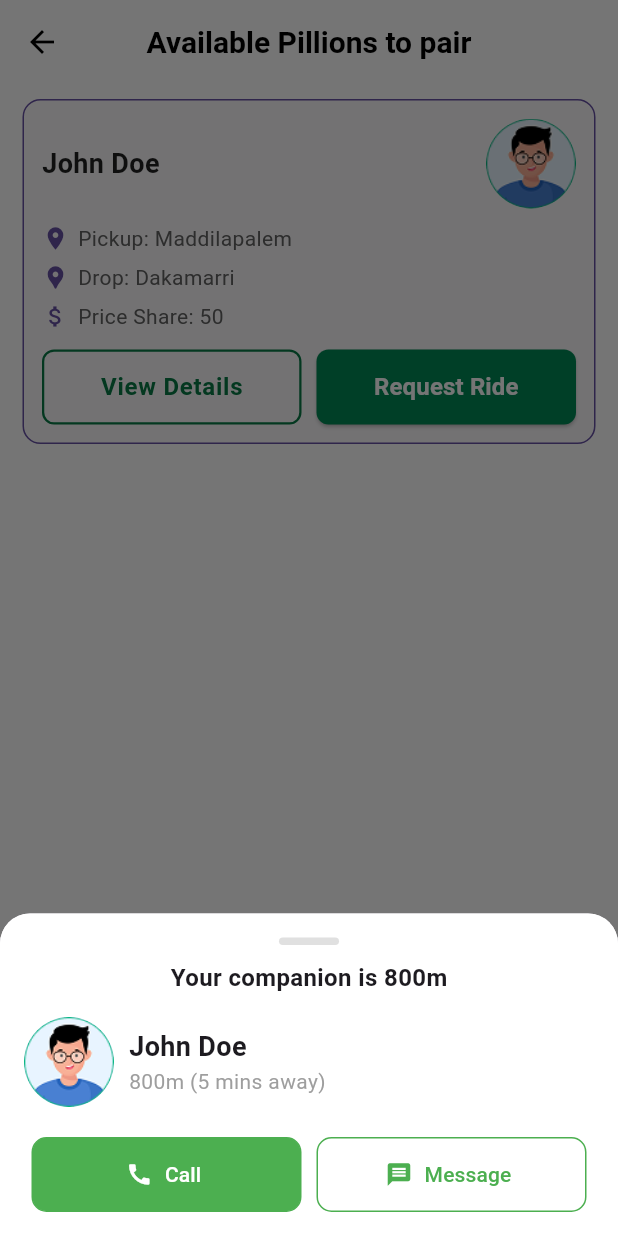
After one commit to SreeCharan153/PillionPal, a Flutter app: the PillionListPage screen opened directly, after a tap on "Request Ride", on a phone screen of 412 x 824 dp. The commit adds this screen. Run offline on Flutter 3.47's test engine with Material 3 defaults, Android fonts, the phone set to English and light mode, and no system bars; our stand-ins replace firebase_core, flutter_map, font_awesome_flutter, geolocator, get, image_picker and 2 more; missing offline and left inert: hexagon; accounts and stored records are empty.

Commit message:
added pillion card and stuff

```diff
--- /dev/null
+++ b/lib/Screens/pillion_list_page.dart
@@ -0,0 +1,80 @@
+import 'package:flutter/material.dart';
+import 'pillion_details_page.dart';
+import '../widgets/pillion_card.dart';
+import '../widgets/Ride_request_popup.dart';
+
+class PillionListPage extends StatelessWidget {
+  const PillionListPage({super.key});
+
+  @override
+  Widget build(BuildContext context) {
+    return Scaffold(
+      appBar: AppBar(
+        leading: IconButton(
+          icon: const Icon(Icons.arrow_back, color: Colors.black),
+          onPressed: () => Navigator.pop(context),
+        ),
+        title: const Text(
+          "Available Pillions to pair",
+          style: TextStyle(
+            fontSize: 20,
+            fontWeight: FontWeight.bold,
+            color: Colors.black,
+          ),
+        ),
+        centerTitle: true,
+        backgroundColor: Theme.of(context).scaffoldBackgroundColor,
+        elevation: 0,
+      ),
+      body: SingleChildScrollView(
+        child: Column(
+          children: [
+            PillionCard(
+              name: 'John Doe',
+              profileImageUrl: 'assets/images/profile.png',
+              pickupPoint: 'Maddilapalem',
+              dropPoint: 'Dakamarri',
+              priceShare: '50',
+              onViewDetails: () {
+                Navigator.push(
+                  context,
+                  MaterialPageRoute(
+                    builder:
+                        (context) => PillionDetailsPage(
+                          name: 'John Doe',
+                          age: 25,
+                          pickupPoint: 'Maddilapalem',
+                          dropPoint: 'Dakamarri',
+                          priceShare: '50',
+                          totalDistance: '40 KM',
+                          imageUrl: "assets/images/profile.png",
+                          gender: "Male",
+                        ),
+                  ),
+                );
+              },
+              onRequestRide: () {
+                showModalBottomSheet(
+                  context: context,
+                  shape: const RoundedRectangleBorder(
+                    borderRadius: BorderRadius.vertical(
+                      top: Radius.circular(20),
+                    ),
+                  ),
+                  builder:
+                      (context) => const RideRequestPopup(
+                        name: "John Doe",
+                        imageUrl:
+                            "assets/images/profile.png", // Replace with actual path
+                        distance: "800m",
+                        timeAway: "5 mins",
+                      ),
+                );
+              },
+            ),
+          ],
+        ),
+      ),
+    );
+  }
+}
--- /dev/null
+++ b/lib/widgets/Ride_request_popup.dart
@@ -0,0 +1,94 @@
+import 'package:flutter/material.dart';
+
+class RideRequestPopup extends StatelessWidget {
+  final String name;
+  final String imageUrl;
+  final String distance;
+  final String timeAway;
+
+  const RideRequestPopup({
+    super.key,
+    required this.name,
+    required this.imageUrl,
+    required this.distance,
+    required this.timeAway,
+  });
+
+  @override
+  Widget build(BuildContext context) {
+    return Container(
+      decoration: const BoxDecoration(
+        color: Colors.white,
+        borderRadius: BorderRadius.vertical(top: Radius.circular(20)),
+      ),
+      padding: const EdgeInsets.all(16),
+      child: Column(
+        mainAxisSize: MainAxisSize.min,
+        children: [
+          Container(
+            width: 40,
+            height: 5,
+            decoration: BoxDecoration(
+              color: Colors.grey[300],
+              borderRadius: BorderRadius.circular(10),
+            ),
+          ),
+          const SizedBox(height: 10),
+          Text(
+            "Your companion is $distance",
+            style: const TextStyle(fontSize: 16, fontWeight: FontWeight.bold),
+          ),
+          const SizedBox(height: 15),
+          Row(
+            children: [
+              CircleAvatar(
+                radius: 30,
+                backgroundImage: AssetImage(imageUrl),
+              ),
+              const SizedBox(width: 10),
+              Column(
+                crossAxisAlignment: CrossAxisAlignment.start,
+                children: [
+                  Text(
+                    name,
+                    style: const TextStyle(fontSize: 18, fontWeight: FontWeight.bold),
+                  ),
+                  Text(
+                    "$distance ($timeAway away)",
+                    style: const TextStyle(color: Colors.grey),
+                  ),
+                ],
+              ),
+            ],
+          ),
+          const SizedBox(height: 20),
+          Row(
+            mainAxisAlignment: MainAxisAlignment.spaceEvenly,
+            children: [
+              _actionButton(Icons.call, "Call", Colors.green, Colors.white),
+              _actionButton(Icons.message, "Message", Colors.white, Colors.green),
+            ],
+          ),
+        ],
+      ),
+    );
+  }
+
+  Widget _actionButton(IconData icon, String text, Color bgColor, Color textColor) {
+    return Expanded(
+      child: Container(
+        margin: const EdgeInsets.symmetric(horizontal: 5),
+        decoration: BoxDecoration(
+          color: bgColor,
+          borderRadius: BorderRadius.circular(10),
+          border: Border.all(color: Colors.green),
+        ),
+        child: TextButton.icon(
+          onPressed: () {},
+          icon: Icon(icon, color: textColor),
+          label: Text(text, style: TextStyle(color: textColor)),
+        ),
+      ),
+    );
+  }
+}
--- a/lib/widgets/location_select.dart
+++ b/lib/widgets/location_select.dart
@@ -1,7 +1,8 @@
 import 'package:flutter/material.dart';
 import 'package:pillionpal/Screens/bike_list_page.dart';
-import 'package:pillionpal/Screens/login_screen.dart';
+// import 'package:pillionpal/Screens/login_screen.dart';
 import 'package:get/get.dart';
+import 'package:pillionpal/Screens/pillion_list_page.dart';
 import 'package:pillionpal/widgets/PrimaryButton.dart'; // For navigation if needed
 
 void showTransportPopup(BuildContext context, bool isBikeMode) {
@@ -22,7 +23,7 @@ class TransportPopup extends StatelessWidget {
   final bool isBikeMode;
   void NextScreen() {
     if (isBikeMode) {
-      Get.to(LoginPage());
+      Get.to(PillionListPage());
     } else {
       Get.to(BikeListPage());
     }
--- /dev/null
+++ b/lib/widgets/pillion_card.dart
@@ -0,0 +1,140 @@
+import 'package:flutter/material.dart';
+import 'package:pillionpal/widgets/PrimaryButton.dart';
+import 'package:pillionpal/widgets/SecondaryButton.dart';
+
+class PillionCard extends StatelessWidget {
+  final String name;
+  final String profileImageUrl;
+  final String pickupPoint;
+  final String dropPoint;
+  final String priceShare;
+  final VoidCallback onViewDetails;
+  final VoidCallback onRequestRide;
+
+  const PillionCard({
+    super.key,
+    required this.name,
+    required this.profileImageUrl,
+    required this.pickupPoint,
+    required this.dropPoint,
+    required this.priceShare,
+    required this.onViewDetails,
+    required this.onRequestRide,
+  });
+
+  @override
+  Widget build(BuildContext context) {
+    final theme = Theme.of(context);
+    final textColor =
+        theme.brightness == Brightness.dark ? Colors.white : Colors.black87;
+    final secondaryTextColor =
+        theme.brightness == Brightness.dark
+            ? Colors.grey[400]
+            : Colors.grey[700];
+
+    return Container(
+      margin: const EdgeInsets.symmetric(vertical: 10, horizontal: 15),
+      padding: const EdgeInsets.all(12),
+      decoration: BoxDecoration(
+        color: theme.colorScheme.surfaceVariant.withOpacity(0.2),
+        borderRadius: BorderRadius.circular(12),
+        border: Border.all(color: theme.colorScheme.primary),
+      ),
+      child: Column(
+        crossAxisAlignment: CrossAxisAlignment.start,
+        children: [
+          // Name & Profile Image in a Row
+          Row(
+            children: [
+              // Name
+              Expanded(
+                child: Text(
+                  name,
+                  style: TextStyle(
+                    fontSize: 18,
+                    fontWeight: FontWeight.bold,
+                    color: textColor,
+                  ),
+                ),
+              ),
+              // Profile Image
+              ClipRRect(
+                borderRadius: BorderRadius.circular(30), // Circular Image
+                child: Image.asset(
+                  profileImageUrl,
+                  width: 60,
+                  height: 60,
+                  fit: BoxFit.cover,
+                ),
+              ),
+            ],
+          ),
+
+          const SizedBox(height: 10),
+
+          // Pickup Point
+          Row(
+            children: [
+              Icon(Icons.location_on, size: 18, color: theme.colorScheme.primary),
+              const SizedBox(width: 6),
+              Expanded(
+                child: Text(
+                  "Pickup: $pickupPoint",
+                  style: TextStyle(fontSize: 14, color: secondaryTextColor),
+                ),
+              ),
+            ],
+          ),
+
+          const SizedBox(height: 6),
+
+          // Drop Point
+          Row(
+            children: [
+              Icon(Icons.location_pin, size: 18, color: theme.colorScheme.primary),
+              const SizedBox(width: 6),
+              Expanded(
+                child: Text(
+                  "Drop: $dropPoint",
+                  style: TextStyle(fontSize: 14, color: secondaryTextColor),
+                ),
+              ),
+            ],
+          ),
+
+          const SizedBox(height: 6),
+
+          // Price Share
+          Row(
+            children: [
+              Icon(Icons.attach_money, size: 18, color: theme.colorScheme.primary),
+              const SizedBox(width: 6),
+              Text(
+                "Price Share: $priceShare",
+                style: TextStyle(fontSize: 14, color: secondaryTextColor),
+              ),
+            ],
+          ),
+
+          const SizedBox(height: 12),
+
+          // Buttons Row
+          Row(
+            children: [
+              Expanded(
+                child: SecondaryButton(
+                  text: "View Details",
+                  onPressed: onViewDetails,
+                ),
+              ),
+              const SizedBox(width: 10),
+              Expanded(
+                child: PrimaryButton(text: "Request Ride", onPressed: onRequestRide),
+              ),
+            ],
+          ),
+        ],
+      ),
+    );
+  }
+}
```
Also changed, not shown: lib/Screens/pillion_details_page.dart (added, +111 -0 lines), assets/images/Biles/pillion.png (added).
